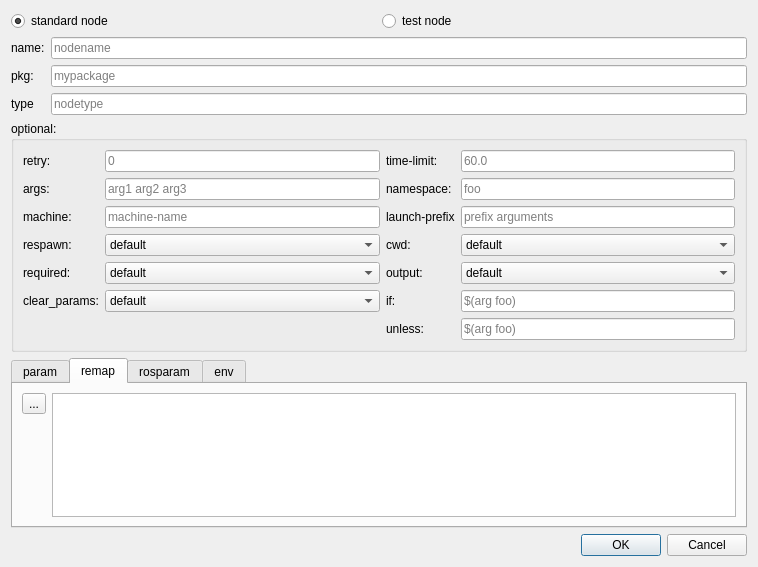
This is rxDev/src/tagItems/nodeEdit.ui in songxuchao/rxdeveloper-ros-pkg as Qt 5 draws it before an edit. The edited form follows.
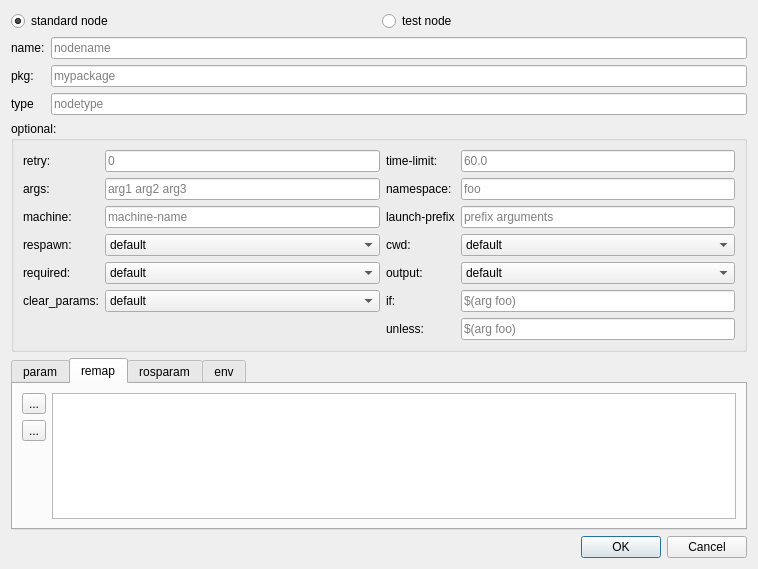
This is the edited form. The open tabs and pages were chosen to show the change. Icons and pictures are not drawn.

Commit message: add included items for machine & includefile + Parameters in nodes selection gui

What changed in the file:
```diff
--- a/rxDev/src/tagItems/nodeEdit.ui
+++ b/rxDev/src/tagItems/nodeEdit.ui
@@ -7,7 +7,7 @@
     <x>0</x>
     <y>0</y>
     <width>758</width>
-    <height>567</height>
+    <height>569</height>
    </rect>
   </property>
   <property name="windowTitle">
@@ -461,6 +461,13 @@
              </property>
             </widget>
            </item>
+           <item>
+            <widget class="QToolButton" name="toolButton_addRemap">
+             <property name="text">
+              <string>...</string>
+             </property>
+            </widget>
+           </item>
            <item>
             <spacer name="verticalSpacer">
              <property name="orientation">
```
Left out of the diff: 50 changed lines with no effect on the pictures. The commit also changes 11 other files.
